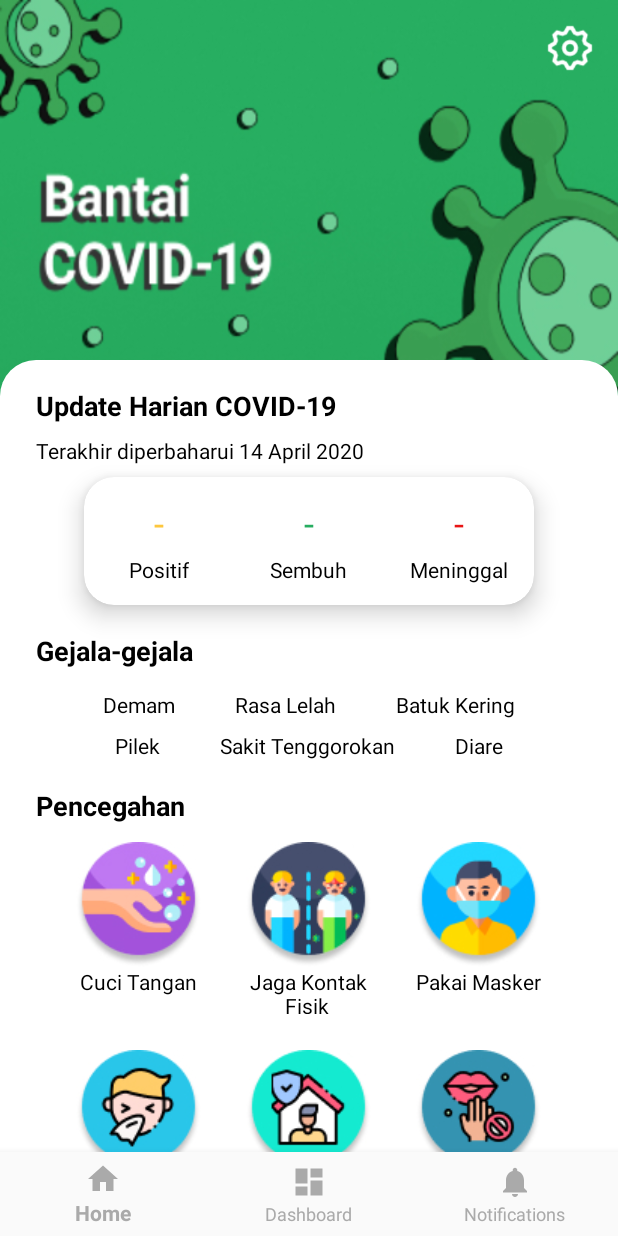
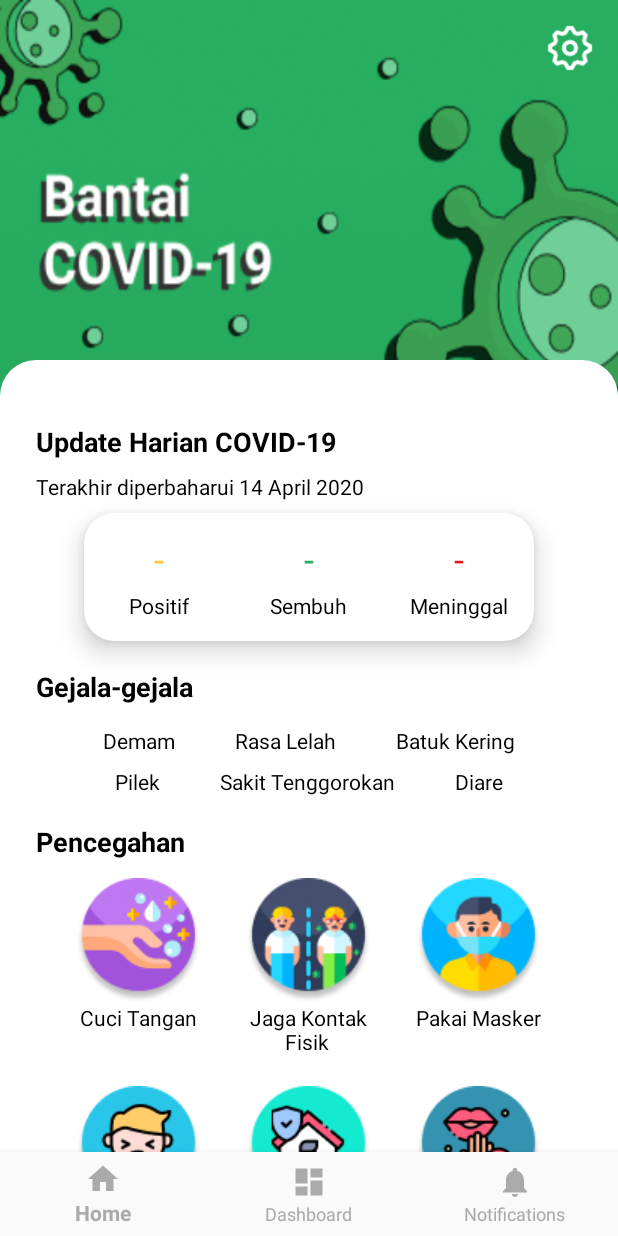
Before and after one commit to Presinutri/Bantai_COVID-19, an Android app: the screen it shows after launch (MainActivity), on a phone screen of 412 x 824 dp. Run offline under Robolectric (Android 15) with nearby library versions, the phone set to English and light mode, and no system bars; our stand-ins replace Volley, navigation-ui; network calls fail.

Commit message:
fixing scroll view

```diff
--- a/app/src/main/AndroidManifest.xml
+++ b/app/src/main/AndroidManifest.xml
@@ -11,7 +11,6 @@
         android:roundIcon="@mipmap/ic_launcher_round"
         android:supportsRtl="true"
         android:theme="@style/AppTheme">
-        <activity android:name=".CallCenterActivity"></activity>
 
         <receiver android:name=".widget.BantaiCovidWidget">
             <intent-filter>
@@ -24,6 +23,8 @@
         </receiver>
 
         <activity android:name=".TipsDetailActivity" />
+        <activity android:name=".CallCenterActivity"/>
+
         <activity
             android:name=".MainActivity"
             android:label="@string/app_name"
--- a/app/src/main/java/com/practice/bantaicovid_19/ui/home/HomeFragment.java
+++ b/app/src/main/java/com/practice/bantaicovid_19/ui/home/HomeFragment.java
@@ -23,6 +23,7 @@ import com.android.volley.Response;
 import com.android.volley.VolleyError;
 import com.android.volley.toolbox.StringRequest;
 import com.android.volley.toolbox.Volley;
+import com.practice.bantaicovid_19.CallCenterActivity;
 import com.practice.bantaicovid_19.R;
 import com.practice.bantaicovid_19.dataclass.CallCenter;
 
@@ -63,7 +64,7 @@ public class HomeFragment extends Fragment {
         callCenter.findViewById(R.id.callcenter).setOnClickListener(new View.OnClickListener() {
             @Override
             public void onClick(View v) {
-                Intent intent =new Intent(getActivity(),CallCenter.class);
+                Intent intent =new Intent(getActivity(), CallCenterActivity.class);
                 startActivity(intent);
             }
         });
--- a/app/src/main/res/layout/fragment_home.xml
+++ b/app/src/main/res/layout/fragment_home.xml
@@ -1,5 +1,5 @@
 <?xml version="1.0" encoding="utf-8"?>
-<ScrollView
+<RelativeLayout
     xmlns:android="http://schemas.android.com/apk/res/android"
     xmlns:app="http://schemas.android.com/apk/res-auto"
     xmlns:tools="http://schemas.android.com/tools"
@@ -7,10 +7,6 @@
     android:layout_height="match_parent"
     tools:context=".ui.home.HomeFragment"
     android:background="@drawable/home">
-
-    <RelativeLayout
-        android:layout_width="match_parent"
-        android:layout_height="match_parent">
 
         <ImageView
             android:id="@+id/btn_settings"
@@ -26,6 +22,16 @@
             android:layout_height="match_parent"
             android:layout_marginTop="240dp"
             android:background="@drawable/white_background">
+
+            <ScrollView
+                android:layout_width="match_parent"
+                android:layout_height="match_parent"
+                android:paddingTop="24dp"
+                android:scrollbars="none">
+
+                <RelativeLayout
+                    android:layout_width="match_parent"
+                    android:layout_height="match_parent">
 
                     <TextView
                         android:id="@+id/updateHarian_title"
@@ -412,6 +418,10 @@
                             </LinearLayout>
                         </androidx.cardview.widget.CardView>
                     </LinearLayout>
+
+                </RelativeLayout>
+
+            </ScrollView>
+
         </RelativeLayout>
 </RelativeLayout>
-</ScrollView>
--- a/app/src/main/res/layout/fragment_regional_spread.xml
+++ b/app/src/main/res/layout/fragment_regional_spread.xml
@@ -20,7 +20,8 @@
 
         <ScrollView
             android:layout_width="match_parent"
-            android:layout_height="match_parent">
+            android:layout_height="match_parent"
+            android:scrollbars="none">
 
             <RelativeLayout
                 android:layout_width="match_parent"
```
Lines whose indentation alone changed are shown as unchanged.
